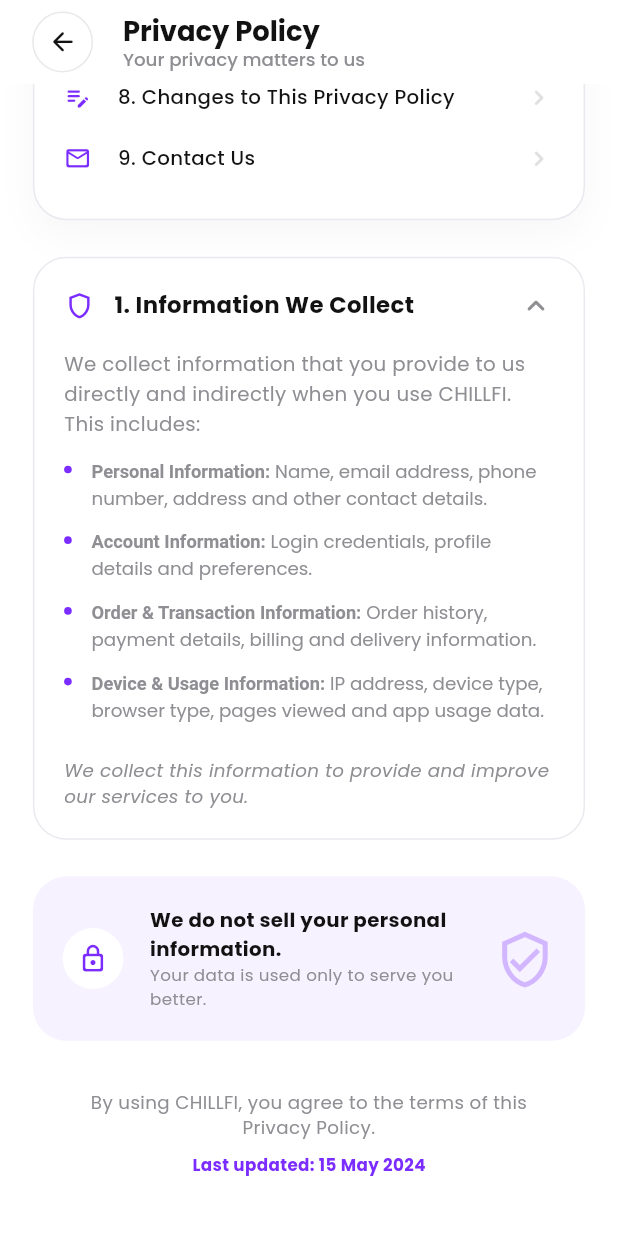
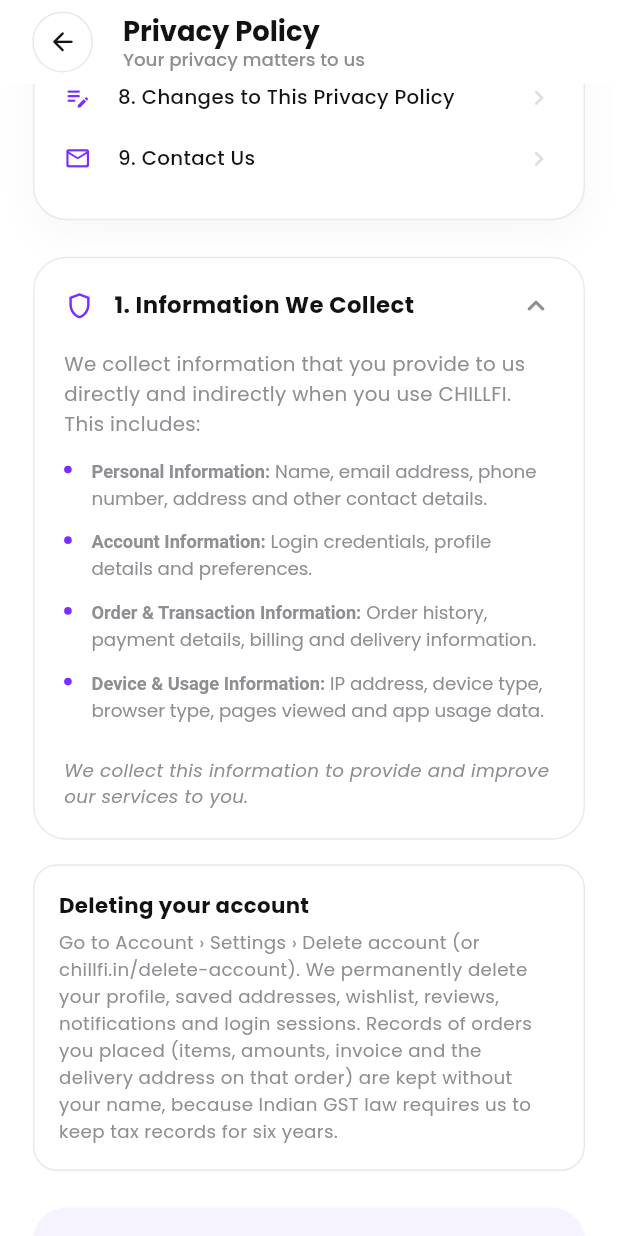
Before and after one commit to BussEnhancer/chillfi, a Flutter app: the PrivacyPolicyScreen screen opened directly, scrolled down 563 dp, on a phone screen of 412 x 824 dp. Run offline on Flutter 3.47's test engine with Material 3 defaults, Android fonts, the phone set to English and light mode, and no system bars; our stand-ins replace cached_network_image, dio, firebase_auth, firebase_core, firebase_messaging, flutter_local_notifications and 8 more; accounts and stored records are empty; network calls fail.

Commit message:
Legal: privacy policy explains account deletion and GST record retention
Both the app and website privacy policy now state where to delete an account and what is kept
afterwards (order records without the customer's name, retained 6 years for GST). Dates refreshed to
26 September 2026.

Co-Authored-By: Claude Sonnet 5 <noreply@anthropic.com>

```diff
--- a/lib/features/profile/privacy_policy_screen.dart
+++ b/lib/features/profile/privacy_policy_screen.dart
@@ -50,6 +50,27 @@ class PrivacyPolicyScreen extends StatelessWidget {
             const PolicyIndexCard(),
             SizedBox(height: 24.h),
             const ExpandablePolicyCard(),
+            SizedBox(height: 16.h),
+            // Account deletion & what is kept (Play / App Store and GST record-keeping)
+            Container(
+              width: double.infinity,
+              padding: EdgeInsets.all(16.r),
+              decoration: BoxDecoration(color: Colors.white, borderRadius: BorderRadius.circular(16.r), border: Border.all(color: AppColors.fieldBorder)),
+              child: Column(
+                crossAxisAlignment: CrossAxisAlignment.start,
+                children: [
+                  Text('Deleting your account', style: GoogleFonts.poppins(fontSize: 14.sp, fontWeight: FontWeight.w700, color: AppColors.darkText)),
+                  SizedBox(height: 6.h),
+                  Text(
+                    'Go to Account › Settings › Delete account (or chillfi.in/delete-account). We permanently delete your profile, '
+                    'saved addresses, wishlist, reviews, notifications and login sessions. Records of orders you placed (items, amounts, '
+                    'invoice and the delivery address on that order) are kept without your name, because Indian GST law requires us '
+                    'to keep tax records for six years.',
+                    style: GoogleFonts.poppins(fontSize: 12.sp, color: AppColors.greyText, height: 1.5),
+                  ),
+                ],
+              ),
+            ),
             SizedBox(height: 24.h),
             const PrivacyCommitmentBanner(),
             SizedBox(height: 32.h),
@@ -64,7 +85,7 @@ class PrivacyPolicyScreen extends StatelessWidget {
                   ),
                   SizedBox(height: 8.h),
                   Text(
-                    "Last updated: 15 May 2024",
+                    "Last updated: 26 September 2026",
                     style: GoogleFonts.poppins(
                       fontSize: 11.sp,
                       fontWeight: FontWeight.w700,
```
Also changed, not shown: 1 other file.
